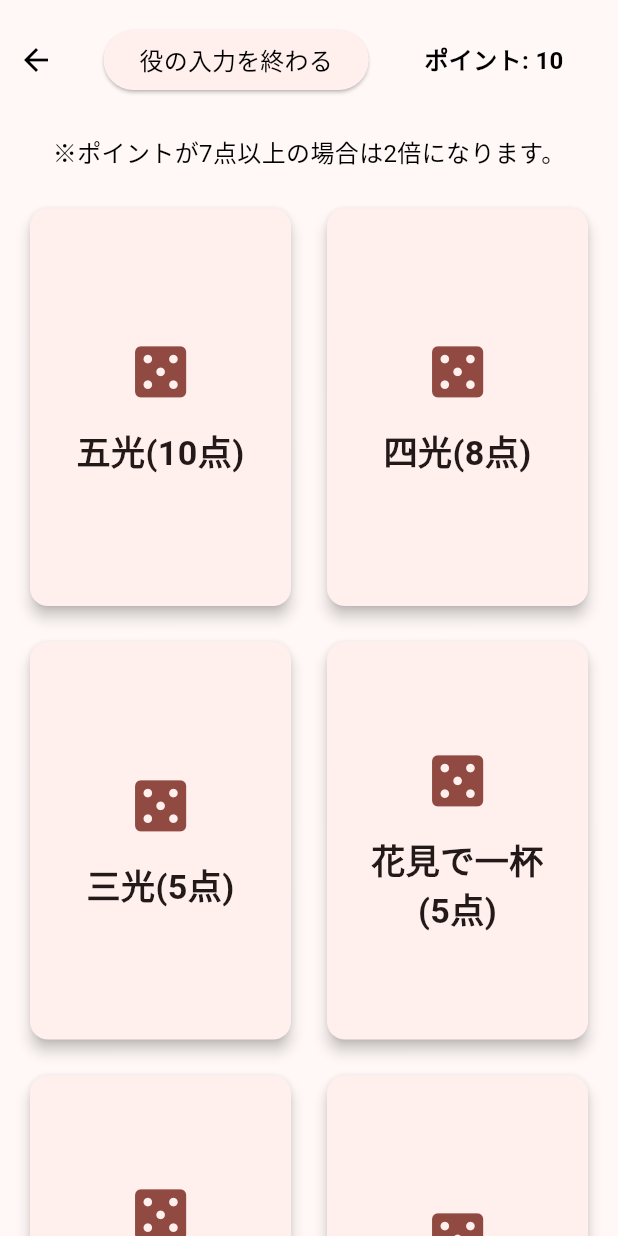
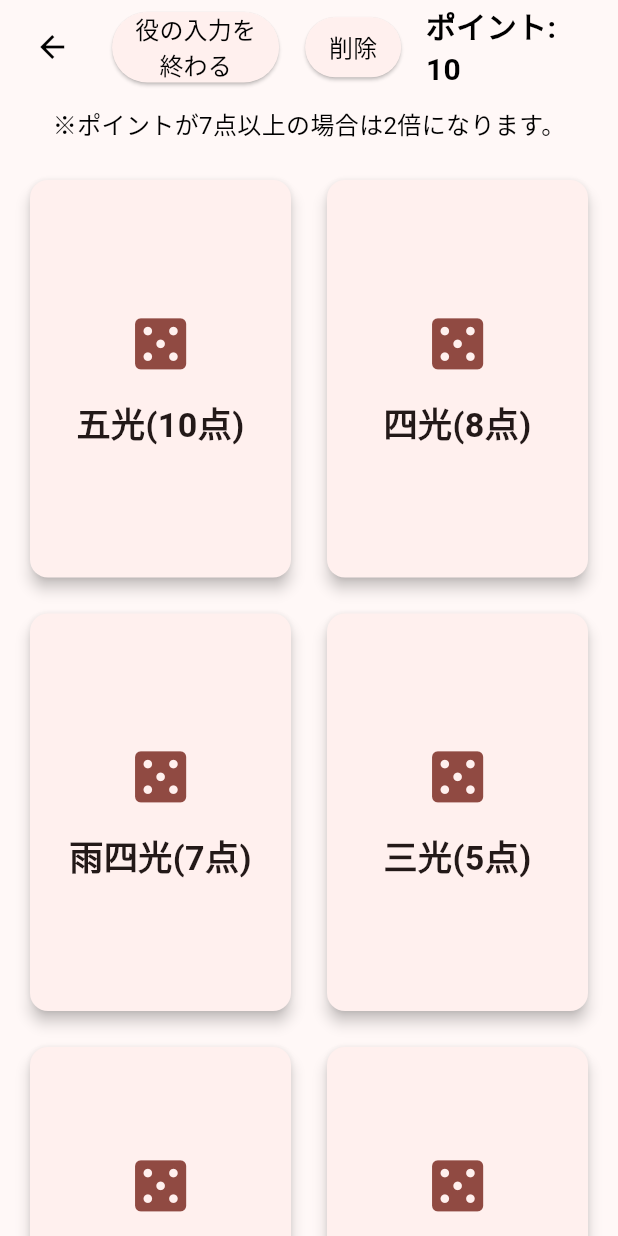
Before and after one commit to rikut0904/HanaScore, a Flutter app: the RuleSelectPage screen opened directly with empty values, after a tap on "五光(10点)", on a phone screen of 412 x 824 dp. Run offline on Flutter 3.47's test engine with Material 3 defaults, Android fonts, the phone set to English and light mode, and no system bars; our stand-ins replace firebase_core, flutter_riverpod, qr_flutter; accounts and stored records are empty.

Commit message:
fix/雨四光,削除ボタンの位置

```diff
--- a/lib/UI/koikoi/ruleSelectPage.dart
+++ b/lib/UI/koikoi/ruleSelectPage.dart
@@ -1,6 +1,7 @@
 // ignore_for_file: file_names
 import 'package:flutter/material.dart';
 import 'package:flutter_riverpod/flutter_riverpod.dart';
+import 'package:hana_score/UI/koikoi/ruleDelete.dart';
 import 'package:hana_score/logic/koikoi.dart';
 import 'package:hana_score/state/koikoiState.dart';
 import 'package:hana_score/UI/koikoi/koikoiResult.dart';
@@ -17,6 +18,7 @@ class _RuleSelectPageState extends ConsumerState<RuleSelectPage> {
   final List<String> rules = [
     '五光(10点)',
     '四光(8点)',
+    '雨四光(7点)',
     '三光(5点)',
     '花見で一杯\n(5点)',
     '月見で一杯\n(5点)',
@@ -26,8 +28,7 @@ class _RuleSelectPageState extends ConsumerState<RuleSelectPage> {
     '赤短・青短\n(10点)',
     'タネ(1点)',
     'タン(1点)',
-    'カス(1点)',
-    '削除'
+    'カス(1点)'
   ];
 
   @override
@@ -42,7 +43,9 @@ class _RuleSelectPageState extends ConsumerState<RuleSelectPage> {
           angle: isPlayer ? 0 : 3.14159, // プレイヤーの場合は0度、オポーネントの場合は180度
           child: Column(
             children: [
+              const SizedBox(height: 2),
               Row(
+                mainAxisAlignment: MainAxisAlignment.spaceEvenly,
                 children: [
                   IconButton(
                     onPressed: () {
@@ -51,110 +54,65 @@ class _RuleSelectPageState extends ConsumerState<RuleSelectPage> {
                     icon: const Icon(Icons.arrow_back,
                         color: Colors.black, size: 24),
                   ),
-                  const SizedBox(width: 5.0),
-                  Padding(
-                    padding: const EdgeInsets.all(16.0),
+                  Expanded(
+                    child: Padding(
+                      padding: const EdgeInsets.symmetric(horizontal: 5.0),
                       child: ElevatedButton(
+                        style: ElevatedButton.styleFrom(
+                          padding: const EdgeInsets.symmetric(horizontal: 5.0),
+                        ),
                         onPressed: () {
-                        int addScore = ref.watch(addScoreProvider);
-                        if (addScore == 0) {
-                          showDialog(
-                            context: context,
-                            builder: (BuildContext context) {
-                              return AlertDialog(
-                                title: const Text('警告'),
-                                content: const Text('ポイントが0です。\n役を選択してください'),
-                                actions: [
-                                  TextButton(
-                                    onPressed: () {
-                                      Navigator.pop(context);
+                          // 役の入力を終わるの処理
                         },
-                                    child: const Text('OK'),
+                        child: Column(
+                          mainAxisAlignment: MainAxisAlignment.center,
+                          crossAxisAlignment: CrossAxisAlignment.center,
+                          children: [
+                            const Text(
+                              '役の入力を',
+                              style:
+                                  TextStyle(fontSize: 16, color: Colors.black),
+                            ),
+                            const SizedBox(height: 1),
+                            const Text(
+                              '終わる',
+                              style: TextStyle(
+                                fontSize: 16,
+                                color: Colors.black,
+                              ),
                             ),
                           ],
-                              );
-                            },
-                          );
-                        } else {
-                          if (addScore >= 7) {
-                            addScore *= 2;
-                          }
-                          final winner = ref.watch(winnerProvider);
-                          if (winner) {
-                            if (ref.watch(koikoiOpponentProvider)) {
-                              addScore *= 2;
-                            }
-                            ref.read(playerScoreProvider.notifier).state +=
-                                addScore;
-                            ref.read(opponentScoreProvider.notifier).state -=
-                                addScore;
-                          } else {
-                            if (ref.watch(koikoiPlayerProvider)) {
-                              addScore *= 2;
-                            }
-                            ref.read(opponentScoreProvider.notifier).state +=
-                                addScore;
-                            ref.read(playerScoreProvider.notifier).state -=
-                                addScore;
-                          }
-                          ref.read(monthProvider.notifier).state =
-                              widget.month + 1;
-                          StateReset.resetState(ref);
-                          if (ref.watch(monthProvider) >= 13) {
-                            showDialog(
-                              context: context,
-                              builder: (BuildContext context) {
-                                return AlertDialog(
-                                  title: const Text('終了'),
-                                  content: const Text('12月でゲームは終了です。'),
-                                  actions: [
-                                    ElevatedButton(
+                        ),
+                      ),
+                    ),
+                  ),
+                  Flexible(
+                    child: Padding(
+                      padding: const EdgeInsets.symmetric(horizontal: 1.5),
+                      child: ElevatedButton(
+                        style: ElevatedButton.styleFrom(
+                          padding: const EdgeInsets.symmetric(horizontal: 5.0),
+                        ),
                         onPressed: () {
-                                        Navigator.of(context).push(
-                                          MaterialPageRoute(
-                                            builder: (context) =>
-                                                FinalRewardPage(
-                                                    winnerPlayer: ref.read(
-                                                                playerScoreProvider) >
-                                                            ref.read(
-                                                                opponentScoreProvider)
-                                                        ? ref
-                                                            .read(userAProvider)
-                                                        : ref.read(playerScoreProvider) ==
-                                                                ref.read(
-                                                                    opponentScoreProvider)
-                                                            ? '引分け'
-                                                            : ref.read(
-                                                                userBProvider)),
-                                          ),
-                                        );
-                                      },
-                                      child: const Text('結果発表！！！'),
-                                    ),
-                                  ],
-                                );
-                              },
-                            );
-                          } else {
-                            Navigator.pop(context);
-                          }
-                        }
+                          // 削除の処理
                         },
                         child: const Text(
-                        '役の入力を終わる',
+                          '削除',
                           style: TextStyle(fontSize: 16, color: Colors.black),
                         ),
                       ),
                     ),
-                  const SizedBox(width: 5.0),
-                  Padding(
-                    padding: const EdgeInsets.all(16.0),
+                  ),
+                  Expanded(
+                    child: Padding(
+                      padding: const EdgeInsets.symmetric(horizontal: 4.0),
                       child: Text(
                         'ポイント: $point',
                         style: const TextStyle(
-                        fontSize: 16,
+                          fontSize: 20,
                           color: Colors.black,
                           fontWeight: FontWeight.bold,
+                        ),
                       ),
                     ),
                   ),
--- a/lib/logic/koikoi.dart
+++ b/lib/logic/koikoi.dart
@@ -1,6 +1,5 @@
 import 'package:flutter/material.dart';
 import 'package:flutter_riverpod/flutter_riverpod.dart';
-import 'package:hana_score/UI/koikoi/ruleDelete.dart';
 import 'package:hana_score/UI/koikoi/ruleUI.dart';
 import 'package:hana_score/state/koikoiState.dart';
 import 'package:hana_score/UI/koikoi/errorUI.dart';
@@ -22,6 +21,12 @@ class KoiKoi {
         ref.read(addScoreProvider.notifier).state -= num;
         ref.read(ruleProvider.notifier).state = ruleList;
       }
+      if (ruleList.containsKey('雨四光(7点)')) {
+        final num = ruleList['雨四光(7点)']!;
+        ruleList.remove('雨四光(7点)');
+        ref.read(addScoreProvider.notifier).state -= num;
+        ref.read(ruleProvider.notifier).state = ruleList;
+      }
       if (ruleList.containsKey('三光(5点)')) {
         ruleList.remove('三光(5点)');
         ref.read(addScoreProvider.notifier).state -= 5;
@@ -40,7 +45,28 @@ class KoiKoi {
         ref.read(addScoreProvider.notifier).state -= 5;
         ref.read(ruleProvider.notifier).state = ruleList;
       }
-      RuleUI.fourLight(ref, context);
+      if (ruleList.containsKey('雨四光(7点)')) {
+        // Todo
+      }
+      ref.read(addScoreProvider.notifier).state += 8;
+      ruleList['四光(8点)'] = 8;
+      ref.read(ruleProvider.notifier).state = ruleList;
+    } else if (rule == '雨四光(7点)') {
+      if (ruleList.containsKey('五光(10点)')) {
+        ErrorUI.errorDialog(context, '五光(10点)', ref);
+        return;
+      }
+      if (ruleList.containsKey('三光(5点)')) {
+        ruleList.remove('三光(5点)');
+        ref.read(addScoreProvider.notifier).state -= 5;
+        ref.read(ruleProvider.notifier).state = ruleList;
+      }
+      if (ruleList.containsKey('四光(8点)')) {
+        //Todo
+      }
+      ref.read(addScoreProvider.notifier).state += 7;
+      ruleList['雨四光(7点)'] = 7;
+      ref.read(ruleProvider.notifier).state = ruleList;
     } else if (rule == '三光(5点)') {
       if (ruleList.containsKey('五光(10点)')) {
         ErrorUI.errorDialog(context, '五光(10点)', ref);
@@ -109,13 +135,6 @@ class KoiKoi {
       RuleUI.atherOneEx(ref, context, rule);
     } else if (rule == 'カス(1点)') {
       RuleUI.atherOneEx(ref, context, rule);
-    } else if (rule == '削除') {
-      Navigator.push(
-        context,
-        MaterialPageRoute(
-          builder: (context) => RuleDelete(),
-        ),
-      );
     } else {
       debugPrint('条件が一致しません');
     }
```
Also changed, not shown: lib/UI/koikoi/koikoiField.dart (+5 -7 lines). Lines whose indentation alone changed are shown as unchanged.
